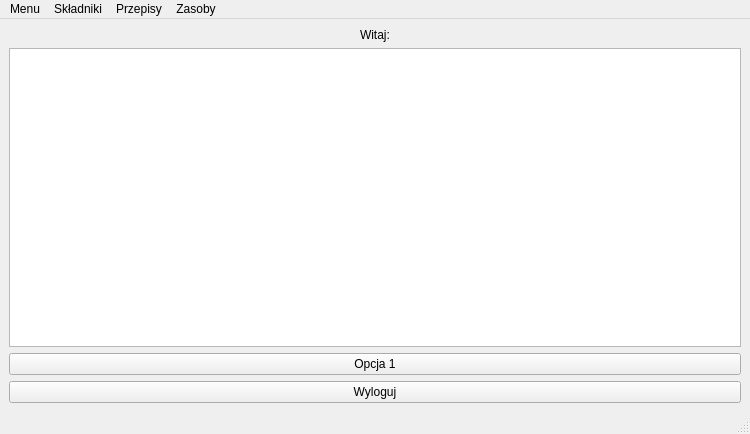
This is mainwindow.ui in Akacz47/Intelligent-pantry as Qt 5 draws it before an edit. The edited form follows.
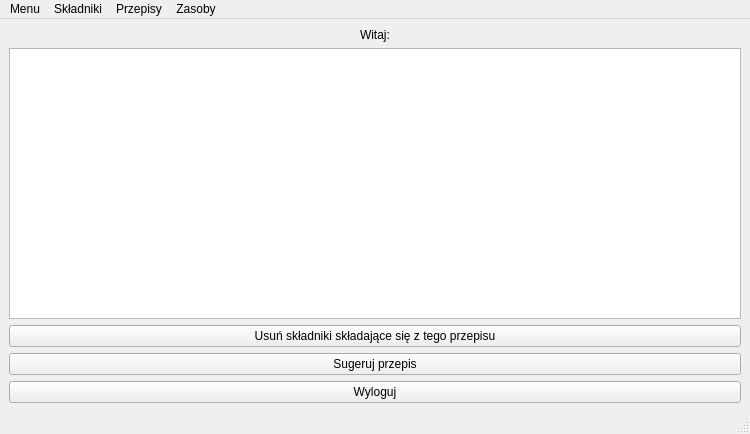
This is the edited form.

What changed in the file:
```diff
--- a/mainwindow.ui
+++ b/mainwindow.ui
@@ -33,8 +33,8 @@
     </size>
    </property>
    <layout class="QGridLayout" name="gridLayout">
-    <item row="3" column="0">
-     <widget class="QPushButton" name="option1Button">
+    <item row="7" column="1">
+     <widget class="QPushButton" name="suggetButton">
       <property name="sizePolicy">
        <sizepolicy hsizetype="Minimum" vsizetype="Fixed">
         <horstretch>0</horstretch>
@@ -42,11 +42,11 @@
        </sizepolicy>
       </property>
       <property name="text">
-       <string>Opcja 1</string>
+       <string>Sugeruj przepis</string>
       </property>
      </widget>
     </item>
-    <item row="4" column="0">
+    <item row="8" column="1">
      <widget class="QPushButton" name="logOutButton">
       <property name="sizePolicy">
        <sizepolicy hsizetype="Minimum" vsizetype="Fixed">
@@ -74,7 +74,14 @@
       </property>
      </widget>
     </item>
-    <item row="1" column="0">
+    <item row="2" column="1">
+     <widget class="QTableView" name="tableView">
+      <property name="enabled">
+       <bool>true</bool>
+      </property>
+     </widget>
+    </item>
+    <item row="1" column="1">
      <widget class="QLabel" name="welcomeLabel">
       <property name="sizePolicy">
        <sizepolicy hsizetype="Minimum" vsizetype="Maximum">
@@ -90,11 +97,14 @@
       </property>
      </widget>
     </item>
-    <item row="2" column="0">
-     <widget class="QTableView" name="tableView">
+    <item row="3" column="1">
+     <widget class="QPushButton" name="deleteIngrButton">
       <property name="enabled">
        <bool>true</bool>
       </property>
+      <property name="text">
+       <string>Usuń składniki składające się z tego przepisu</string>
+      </property>
      </widget>
     </item>
    </layout>
```
